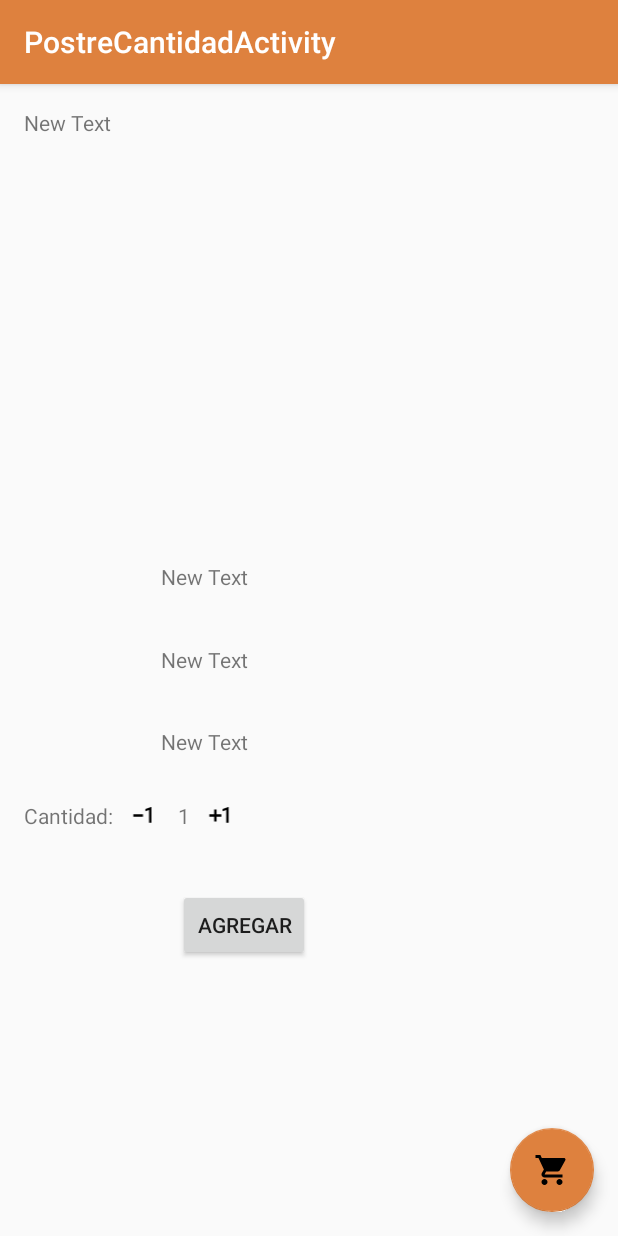
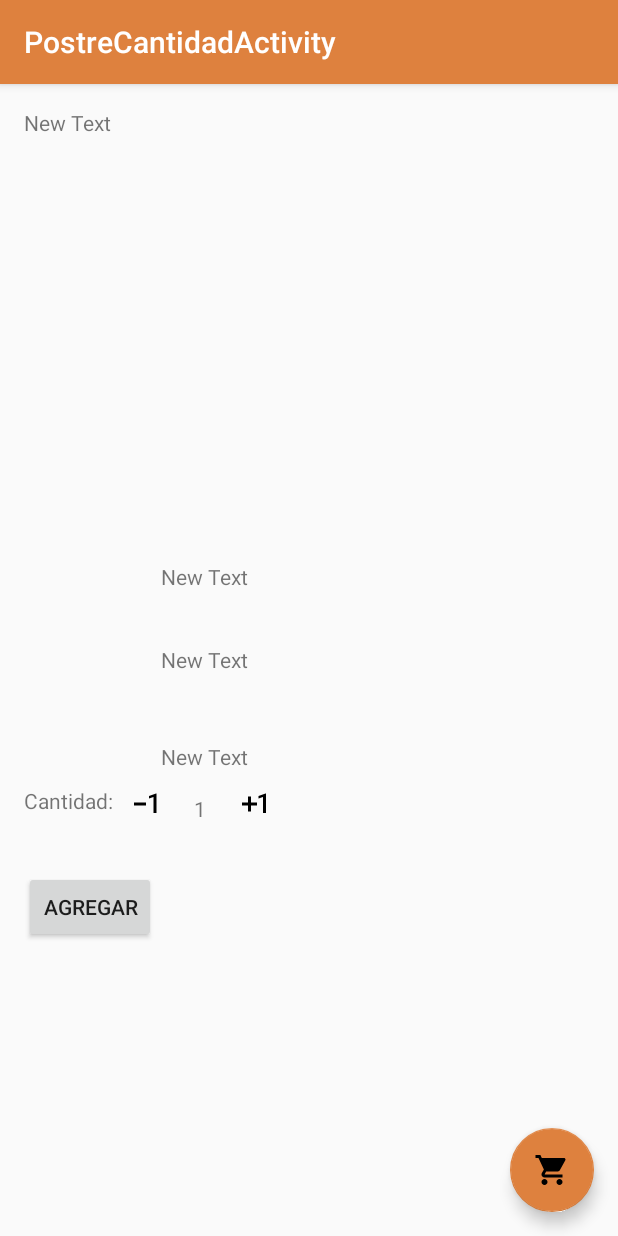
Before and after one commit to PostresYa/PostresYaMovil, an Android app: the PostreCantidadActivity screen opened directly, with no data from a screen before it, on a phone screen of 412 x 824 dp. Run offline under Robolectric (Android 15) with nearby library versions, the phone set to English and light mode, and no system bars; 9 statements that could not run were skipped.

Commit message:
vistas Diseño

```diff
--- a/app/src/main/AndroidManifest.xml
+++ b/app/src/main/AndroidManifest.xml
@@ -1,7 +1,6 @@
 <?xml version="1.0" encoding="utf-8"?>
 <manifest xmlns:android="http://schemas.android.com/apk/res/android"
     package="com.example.duvan.postresya">
-
     <!-- To auto-complete the email text field in the login form with the user's emails -->
     <uses-permission android:name="android.permission.GET_ACCOUNTS" />
     <uses-permission android:name="android.permission.INTERNET" />
@@ -20,7 +19,8 @@
             android:name=".LoginActivity"
             android:label="@string/app_name"
             android:theme="@style/AppTheme.Splash"
-            />
+        />
+
         <activity
             android:name=".VerReposterias"
             android:label="@string/title_activity_ver_reposterias"
--- a/app/src/main/res/layout/activity_login.xml
+++ b/app/src/main/res/layout/activity_login.xml
@@ -1,6 +1,6 @@
 <LinearLayout xmlns:android="http://schemas.android.com/apk/res/android"
     xmlns:tools="http://schemas.android.com/tools"
-
+    android:background="#DEB887"
     android:layout_width="match_parent"
     android:layout_height="match_parent"
     android:gravity="center_horizontal"
--- a/app/src/main/res/layout/content_postre_cantidad.xml
+++ b/app/src/main/res/layout/content_postre_cantidad.xml
@@ -17,10 +17,10 @@
         android:layout_width="125dp"
         android:layout_height="125dp"
         android:id="@+id/imagenPostre"
-        android:layout_above="@+id/nombrePostre"
-        android:layout_alignRight="@+id/agregarPostre"
-        android:layout_alignEnd="@+id/agregarPostre"
-        android:layout_marginBottom="37dp" />
+        android:layout_below="@+id/nombreReposteria"
+        android:layout_alignLeft="@+id/nombrePostre"
+        android:layout_alignStart="@+id/nombrePostre"
+        android:layout_marginTop="32dp" />
 
     <TextView
         android:layout_width="wrap_content"
@@ -60,7 +60,68 @@
         android:layout_below="@+id/descripcionPostre"
         android:layout_alignLeft="@+id/descripcionPostre"
         android:layout_alignStart="@+id/descripcionPostre"
-        android:layout_marginTop="35dp" />
+        android:layout_marginTop="45dp"
+        android:layout_marginBottom="10dp" />
+
+
+
+
+
+
+
+    <LinearLayout
+        android:orientation="horizontal"
+        android:layout_width="match_parent"
+        android:layout_height="wrap_content"
+        android:layout_below="@+id/precioPostre"
+        android:layout_alignParentRight="true"
+        android:layout_alignParentEnd="true"
+        android:id="@+id/linearLayout">
+
+        <TextView
+            android:layout_width="wrap_content"
+            android:layout_height="wrap_content"
+            android:text="Cantidad:"
+            android:id="@+id/textView"
+            android:layout_alignTop="@+id/cantidadPedido"
+            android:layout_alignParentLeft="true"
+            android:layout_alignParentStart="true"
+            android:layout_marginRight="10dp" />
+
+
+        <ImageView
+            android:layout_width="wrap_content"
+            android:layout_height="wrap_content"
+            android:id="@+id/menosCantidad"
+            android:onClick="LessCantidad"
+            android:src="@drawable/ic_exposure_neg_1_black_24dp"
+       />
+
+        <TextView
+            android:layout_width="wrap_content"
+            android:layout_height="wrap_content"
+            android:text="1"
+            android:id="@+id/cantidadPedido"
+
+            android:layout_marginLeft="20dp"
+            android:layout_marginTop="5dp"
+            android:layout_marginRight="20dp" />
+
+        <ImageView
+            android:layout_width="wrap_content"
+            android:layout_height="wrap_content"
+            android:id="@+id/imageView4"
+            android:src="@drawable/ic_exposure_plus_1_black_24dp"
+            android:onClick="AddCantidad"
+            android:layout_alignTop="@+id/cantidadPedido"
+            android:layout_toRightOf="@+id/cantidadPedido"
+            android:layout_alignRight="@+id/precioPostre"
+            android:layout_alignEnd="@+id/precioPostre"
+            android:layout_above="@+id/agregarPostre"
+            android:baselineAlignBottom="false" />
+
+
+    </LinearLayout>
 
     <Button
         android:layout_width="wrap_content"
@@ -68,57 +129,8 @@
         android:text="Agregar"
         android:id="@+id/agregarPostre"
         android:onClick="AgregarCarrito"
-        android:layout_marginTop="39dp"
-        android:layout_below="@+id/cantidadPedido"
-        android:layout_alignLeft="@+id/cantidadPedido"
-        android:layout_alignStart="@+id/cantidadPedido" />
-
-    <TextView
-        android:layout_width="wrap_content"
-        android:layout_height="wrap_content"
-        android:text="1"
-        android:id="@+id/cantidadPedido"
-        android:layout_marginTop="30dp"
-        android:layout_below="@+id/precioPostre"
-        android:layout_alignLeft="@+id/precioPostre"
-        android:layout_alignStart="@+id/precioPostre"
-        android:layout_marginLeft="11dp"
-        android:layout_marginStart="11dp" />
-
-    <ImageView
-        android:layout_width="wrap_content"
-        android:layout_height="wrap_content"
-        android:id="@+id/masCantidad"
-        android:src="@drawable/ic_exposure_plus_1_black_24dp"
-        android:onClick="AddCantidad"
-        android:layout_alignTop="@+id/cantidadPedido"
-        android:layout_above="@+id/agregarPostre"
-        android:layout_alignRight="@+id/precioPostre"
-        android:layout_alignEnd="@+id/precioPostre"
-        android:layout_toRightOf="@+id/cantidadPedido"/>
-
-    <ImageView
-        android:layout_width="wrap_content"
-        android:layout_height="wrap_content"
-        android:id="@+id/menosCantidad"
-        android:onClick="LessCantidad"
-        android:src="@drawable/ic_exposure_neg_1_black_24dp"
-
-        android:layout_alignTop="@+id/cantidadPedido"
-
-
-        android:layout_alignBottom="@+id/textView"
-        android:layout_toRightOf="@+id/textView"
-        android:layout_toLeftOf="@+id/cantidadPedido"
-        android:layout_toStartOf="@+id/cantidadPedido" />
-
-    <TextView
-        android:layout_width="wrap_content"
-        android:layout_height="wrap_content"
-        android:text="Cantidad:"
-        android:id="@+id/textView"
-        android:layout_alignTop="@+id/cantidadPedido"
+        android:layout_below="@+id/linearLayout"
         android:layout_alignParentLeft="true"
-        android:layout_alignParentStart="true" />
-
+        android:layout_alignParentStart="true"
+        android:layout_marginTop="32dp" />
 </RelativeLayout>
--- a/app/src/main/res/values/styles.xml
+++ b/app/src/main/res/values/styles.xml
@@ -8,7 +8,11 @@
     </style>
 
 
-    <style name="AppTheme.Splash" parent="Theme.AppCompat.Light.NoActionBar"></style>
+    <style name="AppTheme.Splash" parent="Theme.AppCompat.Light.NoActionBar">
+        <item name="color">@color/barTitleColor</item>
+        <item name="colorPrimary">@color/barTitleColor</item>
+        <item name="colorAccent">@color/barTitleColor</item>
+    </style>
 
     <style name="AppTheme.NoActionBar">
 
```
